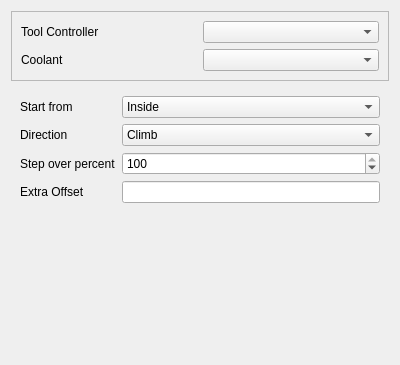
Above: src/Mod/CAM/Gui/Resources/panels/PageOpHelixEdit.ui from southseact-3d/fcd before the change. Below: the same form after it.
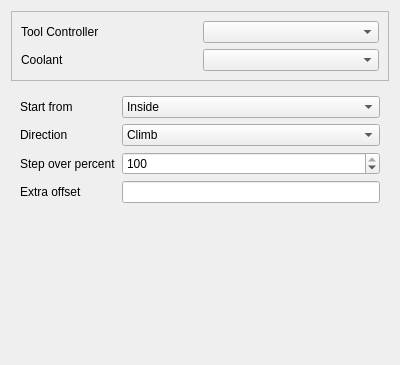
That is the form after the change. Custom widgets are drawn as their Qt base class.

```diff
--- a/src/Mod/CAM/Gui/Resources/panels/PageOpHelixEdit.ui
+++ b/src/Mod/CAM/Gui/Resources/panels/PageOpHelixEdit.ui
@@ -134,7 +134,7 @@
       <item row="5" column="0">
        <widget class="QLabel" name="label_6">
         <property name="text">
-         <string>Extra Offset</string>
+         <string>Extra offset</string>
         </property>
        </widget>
       </item>
```
Left out of the diff: 8 changed lines with no effect on the pictures.
